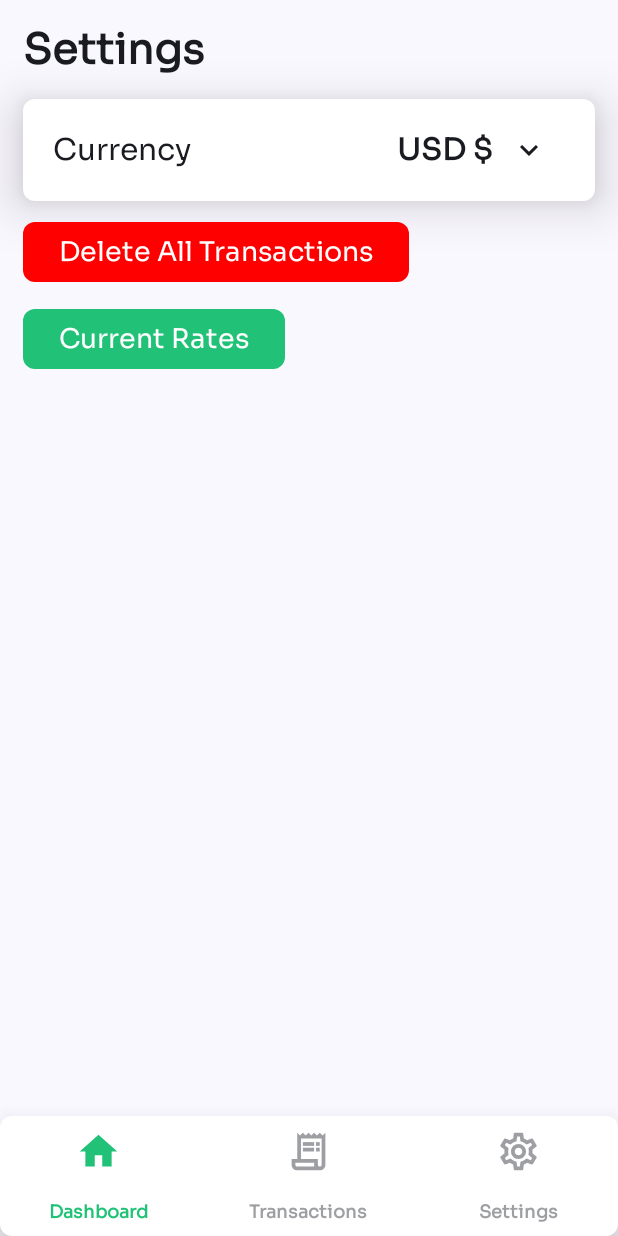
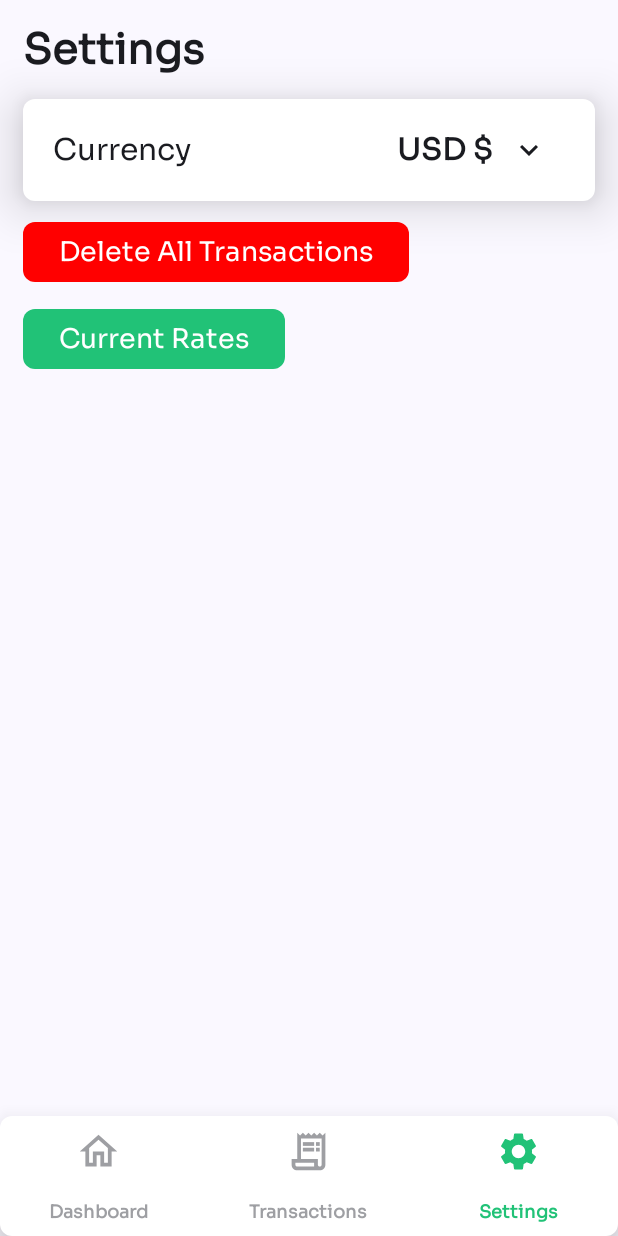
Before and after one commit to Lenny-T/budgetly, an Android app built with Jetpack Compose: the SettingsScreen screen opened through its navigation route, on a phone screen of 412 x 824 dp. Run offline under Robolectric (Android 15) with nearby library versions, the phone set to English and light mode, and no system bars; our stand-ins replace Room's generated code, livedata-compose.

Commit message:
fixed all miscellaneous errors and final feature edits

```diff
--- a/app/src/main/java/com/example/budgetly/data/BottomNavigation.kt
+++ b/app/src/main/java/com/example/budgetly/data/BottomNavigation.kt
@@ -5,6 +5,7 @@ import androidx.compose.ui.graphics.painter.Painter
 // DATA CLASS FROM A MENU ITEM
 data class BottomNavigationItem(
     val title: String,
+    val route: String,
     val selectedIcon: Painter,
     val unselectedIcon: Painter
 )
--- a/app/src/main/java/com/example/budgetly/ui/BudgetlyApp.kt
+++ b/app/src/main/java/com/example/budgetly/ui/BudgetlyApp.kt
@@ -13,9 +13,6 @@ import androidx.compose.material3.Scaffold
 import androidx.compose.material3.Text
 import androidx.compose.runtime.Composable
 import androidx.compose.runtime.getValue
-import androidx.compose.runtime.mutableStateOf
-import androidx.compose.runtime.saveable.rememberSaveable
-import androidx.compose.runtime.setValue
 import androidx.compose.ui.Modifier
 import androidx.compose.ui.draw.shadow
 import androidx.compose.ui.graphics.Color
@@ -28,39 +25,48 @@ import androidx.compose.ui.unit.sp
 import androidx.navigation.NavHostController
 import androidx.navigation.compose.NavHost
 import androidx.navigation.compose.composable
+import androidx.navigation.compose.currentBackStackEntryAsState
 import androidx.navigation.compose.rememberNavController
 import com.example.budgetly.R
 import com.example.budgetly.data.BottomNavigationItem
 import com.example.budgetly.data.appScreens
 
 @Composable
-fun BudgetlyApp(currencyViewModel: currencyViewModel) {
+fun BudgetlyApp(currencyViewModel: currencyViewModel, ) {
     // NAVIGATION CONTROLLER
     val navController: NavHostController = rememberNavController()
-    // LIST OF MENU ITEMS TO DISPLAY
+
+    // LIST OF BOTTOM NAVIGATION ITEMS TO DISPLAY
     val menuList = listOf(
         BottomNavigationItem(
             title = stringResource(R.string.dashboard),
-            selectedIcon = painterResource(
-                id = R.drawable.baseline_home_24,
-            ),
+            route = appScreens.Dashboard.name,
+            selectedIcon = painterResource(id = R.drawable.baseline_home_24,),
             unselectedIcon = painterResource(id = R.drawable.outline_home_24)
         ),
         BottomNavigationItem(
             title = stringResource(R.string.transactions),
+            route = appScreens.Transactions.name,
             selectedIcon = painterResource(id = R.drawable.baseline_receipt_long_24),
             unselectedIcon = painterResource(id = R.drawable.outline_receipt_long_24)
         ),
         BottomNavigationItem(
             title = stringResource(R.string.settings),
+            route = appScreens.Settings.name,
             selectedIcon = painterResource(id = R.drawable.baseline_settings_24),
             unselectedIcon = painterResource(id = R.drawable.outline_settings_24)
         )
-
     )
 
-    // USED TO CHECK WHAT MENU ITEM WAS JUST CLICKED
-    var selectedIndex by rememberSaveable { mutableStateOf(0) }
+    // USED TO CHECK WHAT MENU ITEM WAS JUST CLICKED AND WHAT PAGE WE ARE CURRENTLY ON
+    val navBackStackEntry by navController.currentBackStackEntryAsState()
+    val currentDestination = navBackStackEntry?.destination?.route
+    val selectedIndex = when (currentDestination) {
+        "Dashboard" -> 0
+        "Transactions" -> 1
+        "Settings" -> 2
+        else -> 0
+    }
 
     Scaffold(
         bottomBar = {
@@ -72,17 +78,20 @@ fun BudgetlyApp(currencyViewModel: currencyViewModel) {
                         shape = RoundedCornerShape(8.dp)
                     )
                 ){
+
                 // LOOP THROUGH ALL THE VALUES MENU ITEMS AND DISPLAY THEM IN A BOTTOM NAV
                 menuList.forEachIndexed { index, item ->
                     NavigationBarItem(
                         selected = selectedIndex == index,
-                        // REMOVED THE BACKGROUND INDICATOR WHEN A MENU ITEM IS CLICKED
+                        // REMOVED THE GREEN WHEN A MENU ITEM IS CLICKED
                         colors = NavigationBarItemDefaults.colors(
                             indicatorColor = Color.White
                         ),
                         onClick = {
-                            selectedIndex = index
-                            navController.navigate(route = item.title) },
+                            // NAVIGATE TO THE CORRESPONDING PAGE
+                            if (currentDestination != item.title) {
+                                navController.navigate(route = item.title)
+                            } },
                         label = {
                                 Text(
                                     text = item.title,
@@ -120,7 +129,7 @@ fun BudgetlyApp(currencyViewModel: currencyViewModel) {
             modifier = Modifier.padding(innerPadding)
         ) {
             composable(appScreens.Settings.name) { SettingsScreen(currencyViewModel) }
-            composable(appScreens.Dashboard.name) { DashboardScreen(currencyViewModel) }
+            composable(appScreens.Dashboard.name) { DashboardScreen(currencyViewModel, navController) }
             composable(appScreens.Transactions.name) { TransactionsPage(currencyViewModel) }
         }
     }
--- a/app/src/main/java/com/example/budgetly/ui/dashboardScreen.kt
+++ b/app/src/main/java/com/example/budgetly/ui/dashboardScreen.kt
@@ -17,8 +17,6 @@ import androidx.compose.foundation.layout.width
 import androidx.compose.foundation.lazy.LazyColumn
 import androidx.compose.foundation.shape.CircleShape
 import androidx.compose.foundation.shape.RoundedCornerShape
-import androidx.compose.material3.Button
-import androidx.compose.material3.ButtonDefaults
 import androidx.compose.material3.Text
 import androidx.compose.runtime.Composable
 import androidx.compose.runtime.LaunchedEffect
@@ -41,19 +39,23 @@ import androidx.compose.ui.unit.dp
 import androidx.compose.ui.unit.sp
 import androidx.lifecycle.viewmodel.compose.viewModel
 import androidx.navigation.NavHostController
-import androidx.navigation.compose.rememberNavController
 import com.example.budgetly.R
+import com.example.budgetly.data.appScreens
 import com.example.budgetly.data.transactionType
 
 
 @Composable
-fun DashboardScreen (currencyViewModel: currencyViewModel){
+fun DashboardScreen (
+    currencyViewModel: currencyViewModel,
+    navController: NavHostController // FOR VIEW ALL NAVIGATION
+){
     val selectedCurrency = currencyViewModel.selectedCurrency.value
     val currencySymbol = if (selectedCurrency == "GBP" ) "£ " else if (selectedCurrency == "USD") "$ " else "€ "
     val viewModel: budgetlyViewModel = viewModel()
     val transactions by viewModel.transactionData.observeAsState(emptyList())
     var totalIncome by remember { mutableDoubleStateOf(0.0) }
     var totalIncomeMessage by remember { mutableStateOf("0.0") }
+    // RUNS THE THE GET TOTAL ENDPOINT ON THE INCOME
     LaunchedEffect(Unit) {
         viewModel.getTotalType(transactionType.INCOME) { total ->
             totalIncome = total
@@ -62,6 +64,7 @@ fun DashboardScreen (currencyViewModel: currencyViewModel){
     }
     var totalExpense by remember { mutableDoubleStateOf(0.0) }
     var totalExpenseMessage by remember { mutableStateOf("0.0") }
+    // RUNS THE GET TOTAL ENDPOINT ON THE EXPENSES
     LaunchedEffect(Unit) {
         viewModel.getTotalType(transactionType.EXPENSE) { total ->
             totalExpense = total
@@ -77,6 +80,7 @@ fun DashboardScreen (currencyViewModel: currencyViewModel){
             .padding(end = padding.dp, start = padding.dp)
             .fillMaxHeight()
     ){
+        // HEADING
         item {
             Spacer(modifier = Modifier.height(spacing))
             Text(
@@ -90,6 +94,7 @@ fun DashboardScreen (currencyViewModel: currencyViewModel){
             Spacer(modifier = Modifier.height(spacing))
         }
 
+        // MY BUDGET WIDGET
         item{
             Box(
                 modifier = Modifier
@@ -127,6 +132,7 @@ fun DashboardScreen (currencyViewModel: currencyViewModel){
             Spacer(modifier = Modifier.height(spacing))
         }
 
+        // INCOME AND EXPENSES WIDGETS
         item {
             Row (
                 modifier = Modifier
@@ -146,7 +152,7 @@ fun DashboardScreen (currencyViewModel: currencyViewModel){
                         .fillMaxWidth()
                         .weight(1f)
                 ){
-                    IncomeExpensesWidget("Income", currencySymbol, totalIncomeMessage)
+                    IncomeExpensesWidget(stringResource(R.string.income2), currencySymbol, totalIncomeMessage)
                 }
                 Spacer(modifier = Modifier.width(16.dp))
                 Box(
@@ -161,12 +167,13 @@ fun DashboardScreen (currencyViewModel: currencyViewModel){
                         .fillMaxWidth()
                         .weight(1f)
                 ){
-                    IncomeExpensesWidget("Expense", currencySymbol, totalExpenseMessage)
+                    IncomeExpensesWidget(stringResource(R.string.Expense_Widget_Title), currencySymbol, totalExpenseMessage)
                 }
             }
             Spacer(modifier = Modifier.height(spacing))
         }
 
+        // TRANSACTION WIDGET
         item{
             Box(
                 modifier = Modifier
@@ -195,7 +202,6 @@ fun DashboardScreen (currencyViewModel: currencyViewModel){
                                 fontWeight = FontWeight.ExtraBold
                             ),
                             color = Color.Black,
-                            modifier = Modifier.clickable { /* TO-DO: NAVIGATE TO TRANSACTIONS */ }
                         )
 
                         Text(
@@ -205,7 +211,10 @@ fun DashboardScreen (currencyViewModel: currencyViewModel){
                                 fontFamily = soraFont,
                                 fontWeight = FontWeight.Bold,
                             ),
-                            color = Color.Black
+                            color = Color.Black,
+                            modifier = Modifier.clickable {
+                                navController.navigate(route = appScreens.Transactions.name)
+                            }
                         )
                     }
 
@@ -220,6 +229,7 @@ fun DashboardScreen (currencyViewModel: currencyViewModel){
                             color = Color(0xFF21C277)
                         )
                     } else {
+                        // SHOW A MAXIMUM OF 3 TRANSACTIONS
                         transactions.take(3).forEach { transaction ->
                             TransactionItem(transaction, selectedCurrency ?: "USD", viewModel, "Home")
                         }
@@ -236,12 +246,10 @@ fun DashboardScreen (currencyViewModel: currencyViewModel){
 @Composable
 fun IncomeExpensesWidget(type: String, currency: String, value: String){
     val spacing = 8
-    val navController: NavHostController = rememberNavController()
     Column (
         modifier = Modifier
             .fillMaxHeight()
             .fillMaxWidth(),
-//        horizontalAlignment = Alignment.CenterHorizontally,
     ) {
         Column (
             modifier = Modifier
@@ -257,14 +265,14 @@ fun IncomeExpensesWidget(type: String, currency: String, value: String){
             ){
                 if (type == "Income"){
                     Image(
-                        painter = painterResource(id = R.drawable.income), // Replace with your vector's name
-                        contentDescription = "Expense",
-                        modifier = Modifier.size(40.dp) // Adjust the size as needed
+                        painter = painterResource(id = R.drawable.income),
+                        contentDescription = stringResource(R.string.Expense_Icon),
+                        modifier = Modifier.size(40.dp)
                     )
                 } else{
                     Image(
                         painter = painterResource(id = R.drawable.payments), // Replace with your vector's name
-                        contentDescription = "Income",
+                        contentDescription = stringResource(R.string.income_icon),
                         modifier = Modifier.size(40.dp) // Adjust the size as needed
                     )
                 }
@@ -291,32 +299,6 @@ fun IncomeExpensesWidget(type: String, currency: String, value: String){
                 color = Color.Black
             )
             Spacer(modifier = Modifier.height(spacing.dp))
-            Button(
-                modifier = Modifier.fillMaxWidth(),
-                colors = ButtonDefaults.buttonColors(
-                    containerColor = Color(0xFF21C277),
-                    contentColor = Color.White
-                ),
-                onClick = {
-                    if (type == "Income"){
-                        // TO-DO: MOVE TO TRANSACTION PAGE
-                        navController.navigate(route = "Transactions")
-                    } else{
-                        // TO-DO: MOVE TO TRANSACTION PAGE
-                        navController.navigate(route = "Transactions")
-                    }
-                },
-                shape = RoundedCornerShape(8.dp),
-            ) {
-                Text(
-                    text = stringResource(R.string.add_transaction_button_text, type),
-                    style = TextStyle(
-                        fontSize = 14.sp,
-                        fontFamily = soraFont,
-                        fontWeight = FontWeight.Normal
-                    ),
-                )
-            }
         }
     }
 }
--- a/app/src/main/java/com/example/budgetly/ui/settingsScreen.kt
+++ b/app/src/main/java/com/example/budgetly/ui/settingsScreen.kt
@@ -56,9 +56,9 @@ val soraFont = FontFamily(
 
 const val padding = 15
 
+// MAIN SETTINGS
 @Composable
 fun SettingsScreen(currencyViewModel: currencyViewModel) {
-//    var currencyExchange by rememberSaveable { mutableIntStateOf(1) }
     val currentCurrency = currencyViewModel.selectedCurrency.value
     LazyColumn(
         modifier = Modifier
@@ -79,15 +79,16 @@ fun SettingsScreen(currencyViewModel: currencyViewModel) {
     }
 }
 
-
+// CHANGE APP CURRENCY
 @Composable
 fun CurrencyChange(currency: String, currencyViewModel: currencyViewModel) {
     var expanded by remember { mutableStateOf(false) }
     var selectedCurrency by rememberSaveable { mutableIntStateOf(0) }
     val context = LocalContext.current
     val viewModel: budgetlyViewModel = viewModel()
-    var showPopUp by remember { mutableStateOf(false) }
+    var showPopUp = rememberSaveable { mutableStateOf(false) }
 
+    // AVAILABLE CURRENCIES
     val dropdownList = listOf(
         currencies(
             currency = "USD",
@@ -111,6 +112,7 @@ fun CurrencyChange(currency: String, currencyViewModel: currencyViewModel) {
             .fillMaxWidth()
             .padding(end = padding.dp, start = padding.dp),
     ) {
+        // CURRENCY BOX
         Box(
             modifier = Modifier
                 .shadow(
@@ -186,6 +188,8 @@ fun CurrencyChange(currency: String, currencyViewModel: currencyViewModel) {
             }
 
         }
+
+        // DELETE ALL TRANSACTION IN DATABASE
         Button(
             modifier = Modifier.padding(top = 10.dp),
             shape = RoundedCornerShape(8.dp),
@@ -193,7 +197,7 @@ fun CurrencyChange(currency: String, currencyViewModel: currencyViewModel) {
                 containerColor = Color.Red,
             ),
             onClick = {
-                showPopUp = true
+                showPopUp.value = true
             }
         ) {
             Text(
@@ -215,7 +219,7 @@ fun CurrencyChange(currency: String, currencyViewModel: currencyViewModel) {
                 containerColor = Color(0xFF21C277),
             ),
             onClick = {
-                /* TO-DO: MOVE TO GOOGLE AND SEARCH FOR THE CURRENT EXCHANGE RATES */
+                // INTENT THAT MOVES TO GOOGLE TO GET CURRENCY RATES
                 val intent = Intent(Intent.ACTION_VIEW).apply {
                      data = Uri.parse("https://www.google.com/search?q=${currencyViewModel.selectedCurrency.value}+rates")
                 }
@@ -233,13 +237,14 @@ fun CurrencyChange(currency: String, currencyViewModel: currencyViewModel) {
             )
         }
 
-        if (showPopUp){
+        // DELETE ALL TRANSACTION CONFIRMATION
+        if (showPopUp.value){
             AlertDialog(
                 modifier = Modifier
                     .clip(RoundedCornerShape(15.dp))
                     .background(Color.White)
                     .padding(20.dp),
-                onDismissRequest = { showPopUp = false }
+                onDismissRequest = { showPopUp.value = false }
             ) {
                 Column {
                     Text(
@@ -259,13 +264,13 @@ fun CurrencyChange(currency: String, currencyViewModel: currencyViewModel) {
                             contentColor = Color.White
                         ),
                         onClick = {
-                            viewModel.deleteAllTransactions()
+                            viewModel.deleteAllTransactions() // RUN DELETE ALL TRANSACTION DAO
                             Toast.makeText(
                                 context,
                                 "Transactions Deleted",
                                 Toast.LENGTH_SHORT
                             ).show()
-                            showPopUp = false
+                            showPopUp.value = false
                         }
                     ) {
                         Text(
--- a/app/src/main/java/com/example/budgetly/ui/transactionScreen.kt
+++ b/app/src/main/java/com/example/budgetly/ui/transactionScreen.kt
@@ -105,6 +105,7 @@ fun TransactionsPage (currencyViewModel: currencyViewModel){
             .fillMaxHeight()
             .fillMaxWidth(),
     ){
+        // HEADING WITH ADD TRANSACTION BUTTON
         item{
             Row(
                 modifier = Modifier.fillMaxWidth(),
@@ -112,6 +113,8 @@ fun TransactionsPage (currencyViewModel: currencyViewModel){
                 verticalAlignment = Alignment.CenterVertically,
             ) {
                 TextStyle(stringResource(R.string.add_transaction), 28, FontWeight.Black, Color.Black)
+
+                // ADD TRANSACTION BUTTON
                 Box(
                     contentAlignment = Alignment.Center,
                     modifier = Modifier
@@ -135,6 +138,7 @@ fun TransactionsPage (currencyViewModel: currencyViewModel){
                 }
             }
 
+            // TRANSACTION FORM MODAL
             if (showPopUp.value){
                 AlertDialog(
                     modifier = Modifier
@@ -147,12 +151,12 @@ fun TransactionsPage (currencyViewModel: currencyViewModel){
                         item{
                             // INCOME AND EXPENSE TOGGLES
                             Row {
-                                // Income Button
+                                // INCOME BUTTON
                                 TransactionTypeButton(
                                     stringResource(R.string.income),
                                     transactionType == "Income"
                                 ) { transactionType = "Income" }
-                                // Expense Button
+                                // EXPENSES BUTTON
                                 TransactionTypeButton(
                                     stringResource(R.string.expense),
                                     transactionType == "Expense"
@@ -160,9 +164,8 @@ fun TransactionsPage (currencyViewModel: currencyViewModel){
                             }
                         }
 
+                        // AMOUNT TEXT FIELD
                         item {
-                            // FORM
-                            // Amount Text Field
                             OutlinedTextField(
                                 value = amount.value,
                                 onValueChange = { input ->
@@ -177,8 +180,8 @@ fun TransactionsPage (currencyViewModel: currencyViewModel){
                             )
                         }
 
+                        // DESCRIPTION TEXT FIELD
                         item {
-                            // Description Text Field
                             OutlinedTextField(
                                 value = description.value,
                                 onValueChange = { description.value = it },
@@ -189,13 +192,14 @@ fun TransactionsPage (currencyViewModel: currencyViewModel){
                             )
                         }
 
+                        // DATE TEXT FIELD
                         item {
-                            // Date Text Field
                             Row (
                                 modifier = Modifier.fillMaxHeight(),
                                 verticalAlignment = Alignment.Bottom,
                             ){
 
+                                // BUTTON TO OPEN DATE PICKED
                                 Button(
                                     modifier = Modifier.height(56.dp),
                                     shape = RoundedCornerShape(4.dp),
@@ -213,7 +217,7 @@ fun TransactionsPage (currencyViewModel: currencyViewModel){
                                     )
                                 }
                                 Spacer(modifier = Modifier.width(8.dp))
-                                // Date Text Field
+                                // DATE FORMAT DISPLAY
                                 OutlinedTextField(
                                     value = date.value,
                                     onValueChange = {},
@@ -228,8 +232,8 @@ fun TransactionsPage (currencyViewModel: currencyViewModel){
 
                         }
 
+                        // ADD TRANSACTION BUTTON
                         item {
-                            // ADD TRANSACTION BUTTON
                             Button(
                                 modifier = Modifier.padding(top = 5.dp),
                                 shape = RoundedCornerShape(8.dp),
@@ -258,7 +262,7 @@ fun TransactionsPage (currencyViewModel: currencyViewModel){
                                         showErrorMessage.value = false
                                     }
 
-                                    // ADD TO ROOM DB
+                                    // ADD TO ROOM DB IF NO ERRORS
                                     if (!showErrorMessage.value){
                                         val amountDouble = amount.value.toDoubleOrNull() ?: 0.0
                                         val type = if (transactionType == "Income") com.example.budgetly.data.transactionType.INCOME else com.example.budgetly.data.transactionType.EXPENSE
@@ -289,6 +293,7 @@ fun TransactionsPage (currencyViewModel: currencyViewModel){
                             }
                         }
 
+                        // ERROR MESSAGE
                         item{
                             if (showErrorMessage.value){
                                 Text(
@@ -310,6 +315,7 @@ fun TransactionsPage (currencyViewModel: currencyViewModel){
                 }
             }
         }
+        // IF THERE ARE NO TRANSACTION
         if (transactions.isEmpty()) {
             item {
                 TextStyle(stringResource(R.string.no_transactions), 20, FontWeight.Light, Color(0xFF21C277))
@@ -369,11 +375,13 @@ fun TextStyle (text : String, size : Int, weight: FontWeight, colour : Color){
     )
 }
 
+// TRANSACTION ITEMS
 @Composable
 fun TransactionItem (transaction: Transactions, selectedCurrency : String, viewModel: budgetlyViewModel, page: String){
     val boxWidth = 300f
     val maxSwipeLeft = -boxWidth * 0.7f
     var offsetX by remember { mutableFloatStateOf(0f) }
+    // TOUCH GESTURE TO DELETE TRANSACTION
     Box(
         modifier = Modifier
             .padding(top = 20.dp)
@@ -389,16 +397,17 @@ fun TransactionItem (transaction: Transactions, selectedCurrency : String, viewM
                     .align(Alignment.CenterEnd)
                     .padding(end = 25.dp)
                     .size(30.dp)
-                    .clickable { viewModel.deleteTransaction(transaction) },
+                    .clickable { viewModel.deleteTransaction(transaction) }, // RUN DELETE TRANSACTION ENDPOINT
                 tint = Color.White,
             )
         }
 
-
+        // MAIN TRANSACTION DISPLAY
         Box(
             modifier = Modifier
                 .then(
                     if (page == "Transaction") {
+                        // TOUCH GESTURES
                         Modifier
                             .offset { IntOffset(offsetX.roundToInt(), 0) }
                             .draggable(
@@ -414,6 +423,7 @@ fun TransactionItem (transaction: Transactions, selectedCurrency : String, viewM
                 )
                 .clip(RoundedCornerShape(8.dp))
                 .fillMaxWidth()
+                // STYLE IF TRANSACTION IS AN INCOME OR EXPENSE
                 .background(
                     if (transaction.transactionType == com.example.budgetly.data.transactionType.INCOME)
                         Color(0xFF21C277)
@@ -448,6 +458,7 @@ fun TransactionItem (transaction: Transactions, selectedCurrency : String, viewM
                 val amountPrefix = if (transaction.transactionType == com.example.budgetly.data.transactionType.INCOME) "+ " else "- "
                 val amountColor = if (transaction.transactionType == com.example.budgetly.data.transactionType.INCOME)
                     Color.White else Color(0xFF21C277)
+                // ADD CORRECT SIGN DEPENDING ON CURRENCY
                 val currencySymbol = if (selectedCurrency == "GBP") "£ " else if (selectedCurrency == "USD") "$ " else "€ "
                 val convertedAmount = transaction.amount
                 TextStyle(amountPrefix + currencySymbol + convertedAmount.toString(), 22, FontWeight.Black, amountColor)
--- a/app/src/main/res/values/strings.xml
+++ b/app/src/main/res/values/strings.xml
@@ -24,4 +24,9 @@
     <string name="view_all">View All</string>
     <string name="currency_value">%1$s%2$s</string>
     <string name="add_transaction_button_text">Add %1$s</string>
+    <string name="income2">Income</string>
+    <string name="Expense_Widget_Title">Expense</string>
+    <string name="Expense_Icon">Expense</string>
+    <string name="Income_Icome">Income</string>
+    <string name="income_icon">Income</string>
 </resources>
```
